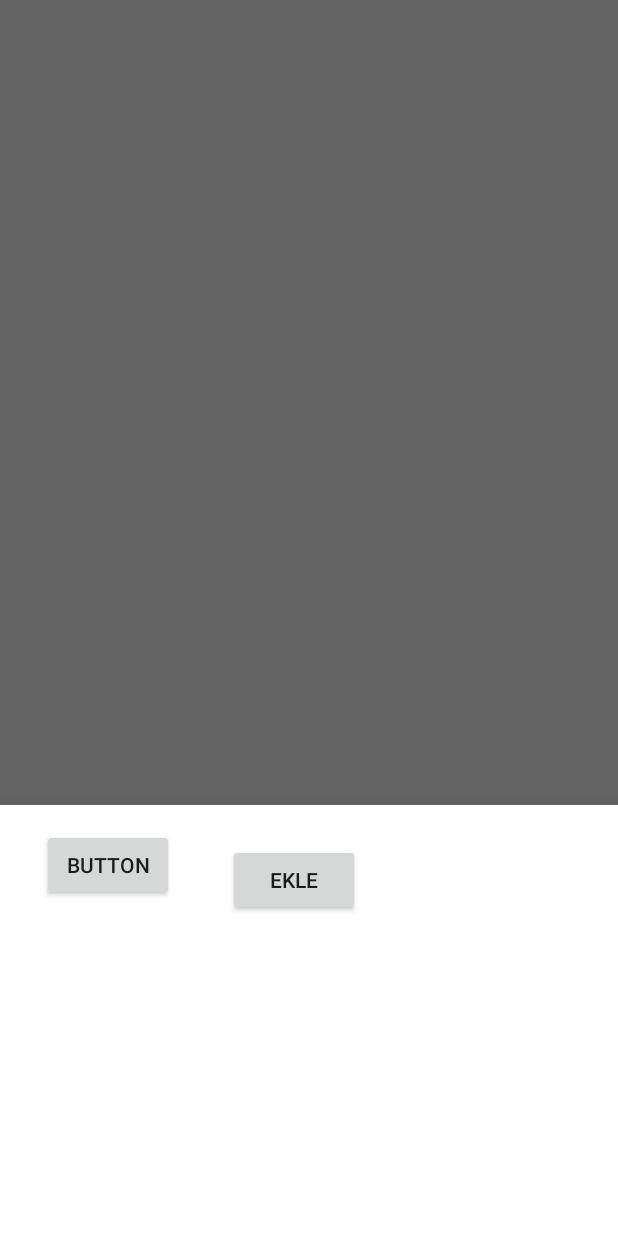
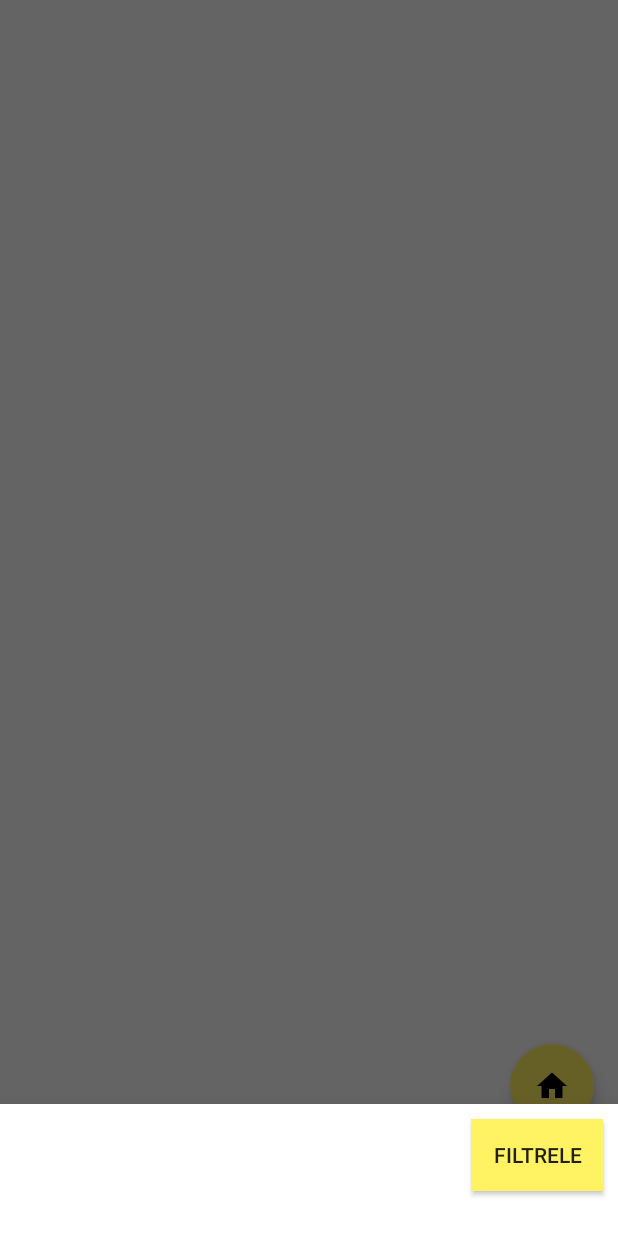
Before and after one commit to 55selcukozdemir/santiye, an Android app: the HomeFragment screen opened directly, with no data from a screen before it, after a tap on an icon or button, on a phone screen of 412 x 824 dp. Run offline under Robolectric (Android 15) with nearby library versions, the phone set to English and light mode, and no system bars; our stand-ins replace Firebase (no records; nobody signed in at launch, a user with empty details on screens opened directly), Picasso, navigation-ui.

Commit message:
artık yetişemiyorum

```diff
--- a/app/build.gradle
+++ b/app/build.gradle
@@ -62,4 +62,6 @@ dependencies {
     implementation 'com.squareup.picasso:picasso:2.71828'
     implementation 'com.squareup.picasso:picasso:2.71828'
     implementation 'com.akexorcist:snap-time-picker:1.0.3'
+    implementation 'com.mikhaellopez:circularimageview:4.3.0'
+
 }
--- a/app/src/main/AndroidManifest.xml
+++ b/app/src/main/AndroidManifest.xml
@@ -9,7 +9,8 @@
         android:label="@string/app_name"
         android:roundIcon="@mipmap/ic_launcher_round"
         android:supportsRtl="true"
-        android:theme="@style/Theme.Ana">
+        android:theme="@style/Theme.Ana"
+        >
         <activity
             android:name=".main.ProductAdded"
             android:exported="true" >
@@ -28,6 +29,7 @@
 
         </activity>
         <activity
+
             android:name=".LoginActivity"
             android:exported="true">
 
--- a/app/src/main/java/com/example/santiye/MainActivity.kt
+++ b/app/src/main/java/com/example/santiye/MainActivity.kt
@@ -15,7 +15,6 @@ class MainActivity : AppCompatActivity() {
 
     private lateinit var binding: ActivityMainBinding
     private lateinit var navView: BottomNavigationView
-    private  val TAG = "MainActivity"
     override fun onCreate(savedInstanceState: Bundle?) {
         super.onCreate(savedInstanceState)
 
@@ -34,6 +33,8 @@ class MainActivity : AppCompatActivity() {
         )
 
 
+
+        supportActionBar?.hide()
         setupActionBarWithNavController(navController, appBarConfiguration)
         navView.setupWithNavController(navController)
 
@@ -41,8 +42,11 @@ class MainActivity : AppCompatActivity() {
 
         }
 
+
+
     }
 
 
 
+
 }
--- a/app/src/main/java/com/example/santiye/adapter/MainHomeRecyclerAdapter.kt
+++ b/app/src/main/java/com/example/santiye/adapter/MainHomeRecyclerAdapter.kt
@@ -54,8 +54,8 @@ class MainHomeRecyclerAdapter(val contentList: ArrayList<Content>) : RecyclerVie
         val contentImage: ImageView = view.findViewById(R.id.main_home_image_view_content)
 
         fun bindItem(contentModel: Content){
-            location.text = (contentModel.block + " " + contentModel.floor + " " + contentModel.date)
-            ticket.text = contentModel.ticket
+            location.text = (contentModel.date)
+            ticket.text = ("#" + contentModel.ticket + " #" +  contentModel.block + " #" + contentModel.floor )
             explanation.text = contentModel.explanation
         }
 
--- a/app/src/main/res/drawable/layout_background.xml
+++ b/app/src/main/res/drawable/layout_background.xml
@@ -1,20 +1,13 @@
 <?xml version="1.0" encoding="utf-8"?>
 <shape xmlns:android="http://schemas.android.com/apk/res/android" android:shape="rectangle" >
-    <corners
-
-        />
 
     <padding
-        android:left="0dp"
-        android:top="0dp"
-        android:right="0dp"
-        android:bottom="0dp"
-        />
-    <size
-        android:width="300dp"
-        />
+        android:top="3dp"
+        android:bottom="3dp"
+        android:right="3dp"
+        android:left="3dp"/>
     <stroke
         android:width="3dp"
-        android:color="#E91E63"
+        android:color="@color/primaryLightColor"
         />
 </shape>
--- a/app/src/main/res/layout/activity_main.xml
+++ b/app/src/main/res/layout/activity_main.xml
@@ -22,7 +22,7 @@
         android:id="@+id/nav_host_fragment_activity_main"
         android:name="androidx.navigation.fragment.NavHostFragment"
         android:layout_width="match_parent"
-        android:layout_height="match_parent"
+        android:layout_height="0dp"
         app:defaultNavHost="true"
         app:layout_constraintBottom_toTopOf="@id/nav_view"
         app:layout_constraintLeft_toLeftOf="parent"
--- a/app/src/main/res/layout/bottom_sheet_main_home.xml
+++ b/app/src/main/res/layout/bottom_sheet_main_home.xml
@@ -10,43 +10,32 @@
         android:id="@+id/button_dismis"
         android:layout_width="wrap_content"
         android:layout_height="wrap_content"
-        android:layout_marginStart="28dp"
-        android:layout_marginTop="16dp"
-        android:text="Button"
-        app:layout_constraintStart_toStartOf="parent"
-        app:layout_constraintTop_toTopOf="parent" />
-
-    <Button
-        android:id="@+id/addedButton2"
-        android:layout_width="wrap_content"
-        android:layout_height="wrap_content"
-        android:layout_marginStart="36dp"
-        android:layout_marginTop="26dp"
-        android:text="ekle"
-        app:layout_constraintStart_toEndOf="@+id/button_dismis"
+        android:layout_marginTop="10dp"
+        android:layout_marginRight="10dp"
+        android:background="@color/secondaryLightColor"
+        android:text="filtrele"
+        app:layout_constraintEnd_toEndOf="parent"
         app:layout_constraintTop_toTopOf="parent" />
 
     <ScrollView
         android:id="@+id/scrollView2"
         android:layout_width="0dp"
         android:layout_height="match_parent"
-        android:layout_marginTop="144dp"
+        android:foregroundGravity="top|center"
+        app:layout_constraintBottom_toBottomOf="parent"
         app:layout_constraintEnd_toEndOf="parent"
+        app:layout_constraintHorizontal_bias="0.0"
         app:layout_constraintStart_toStartOf="parent"
-        app:layout_constraintTop_toTopOf="@+id/addedButton2">
+        app:layout_constraintTop_toBottomOf="@+id/button_dismis"
+        app:layout_constraintVertical_bias="1.0">
 
         <LinearLayout
             android:id="@+id/linearLayout"
-            android:layout_width="wrap_content"
+            android:layout_width="match_parent"
             android:layout_height="match_parent"
-            android:orientation="vertical">
-
-            <com.google.android.material.chip.ChipGroup
-                android:id="@+id/chipGroup2"
-                android:layout_width="match_parent"
-                android:layout_height="wrap_content"
-                android:layout_marginTop="117dp" />
-        </LinearLayout>
+            android:layout_gravity="center_horizontal"
+            android:layout_marginBottom="30dp"
+            android:orientation="vertical" />
     </ScrollView>
 
 </androidx.constraintlayout.widget.ConstraintLayout>
--- a/app/src/main/res/layout/fragment_equipment_p.xml
+++ b/app/src/main/res/layout/fragment_equipment_p.xml
@@ -30,8 +30,7 @@
                 android:layout_width="0dp"
                 android:layout_height="wrap_content"
                 android:layout_weight="1"
-                android:background="@color/white"
-                android:backgroundTint="#BD2020"
+                android:background="@color/primaryLightColor"
                 android:backgroundTintMode="add"
                 android:hapticFeedbackEnabled="false"
                 android:text="Başlangıç zamanı" />
@@ -57,6 +56,7 @@
                 android:layout_width="0dp"
                 android:layout_height="wrap_content"
                 android:layout_weight="1"
+                android:background="@color/primaryLightColor"
                 android:text="Bitiş zamanı" />
         </LinearLayout>
 
@@ -103,6 +103,7 @@
             android:layout_height="wrap_content"
             android:layout_gravity="right"
             android:layout_weight="1"
+            android:background="@color/primaryColor"
             android:text="İsek" />
 
     </LinearLayout>
--- a/app/src/main/res/layout/fragment_main_home.xml
+++ b/app/src/main/res/layout/fragment_main_home.xml
@@ -27,9 +27,10 @@
         android:id="@+id/floatingActionButton3"
         android:layout_width="wrap_content"
         android:layout_height="wrap_content"
-        android:layout_marginEnd="36dp"
-        android:layout_marginBottom="64dp"
+        android:layout_marginEnd="16dp"
+        android:layout_marginBottom="16dp"
         android:clickable="true"
+        app:backgroundTint="@color/primaryLightColor"
         app:layout_constraintBottom_toBottomOf="parent"
         app:layout_constraintEnd_toEndOf="parent"
         app:srcCompat="@drawable/ic_home_black_24dp" />
--- a/app/src/main/res/values/colors.xml
+++ b/app/src/main/res/values/colors.xml
@@ -17,5 +17,7 @@
     <color name="primaryTextColor">#000000</color>
     <color name="secondaryTextColor">#000000</color>
 
+    <color name="textColor">#918585</color>
+
 
 </resources>
--- a/app/src/main/res/values/themes.xml
+++ b/app/src/main/res/values/themes.xml
@@ -14,14 +14,14 @@
         <!-- Customize your theme here. -->
     </style>
 
-    <style name="Theme.Ana" parent="Theme.AppCompat.DayNight.NoActionBar">
+    <style name="Theme.Ana" parent="Theme.AppCompat.Light">
         <!-- Primary brand color. -->
-        <item name="colorPrimary">#FFEB3B</item>
-        <item name="colorPrimaryVariant">#FFEB3B</item>
+        <item name="colorPrimary">#FF9800</item>
+        <item name="colorPrimaryVariant">#FF9800</item>
         <item name="colorOnPrimary">@color/white</item>
         <!-- Secondary brand color. -->
         <item name="colorSecondary">@color/teal_200</item>
-        <item name="colorSecondaryVariant">@color/teal_700</item>
+        <item name="colorSecondaryVariant">@color/primaryDarkColor</item>
         <item name="colorOnSecondary">@color/black</item>
         <!-- Status bar color. -->
         <item name="android:statusBarColor" tools:targetApi="l">?attr/colorPrimaryVariant</item>
```
Also changed, not shown: app/src/main/java/com/example/santiye/LoginActivity.kt (+38 -44 lines), app/src/main/java/com/example/santiye/adapter/CustomSpinner.kt (+6 -15 lines), app/src/main/java/com/example/santiye/main/EquipmentPActivity.kt (+6 -2 lines), app/src/main/java/com/example/santiye/main/HomeFragment.kt (+6 -14 lines), app/src/main/java/com/example/santiye/main/Profile.kt (+13 -2 lines), app/src/main/res/drawable/image_back.xml (added, +11 -0 lines), app/src/main/res/layout/fragment_main_profile.xml (+34 -12 lines), app/src/main/res/layout/list_item_main_home.xml (+21 -7 lines).
